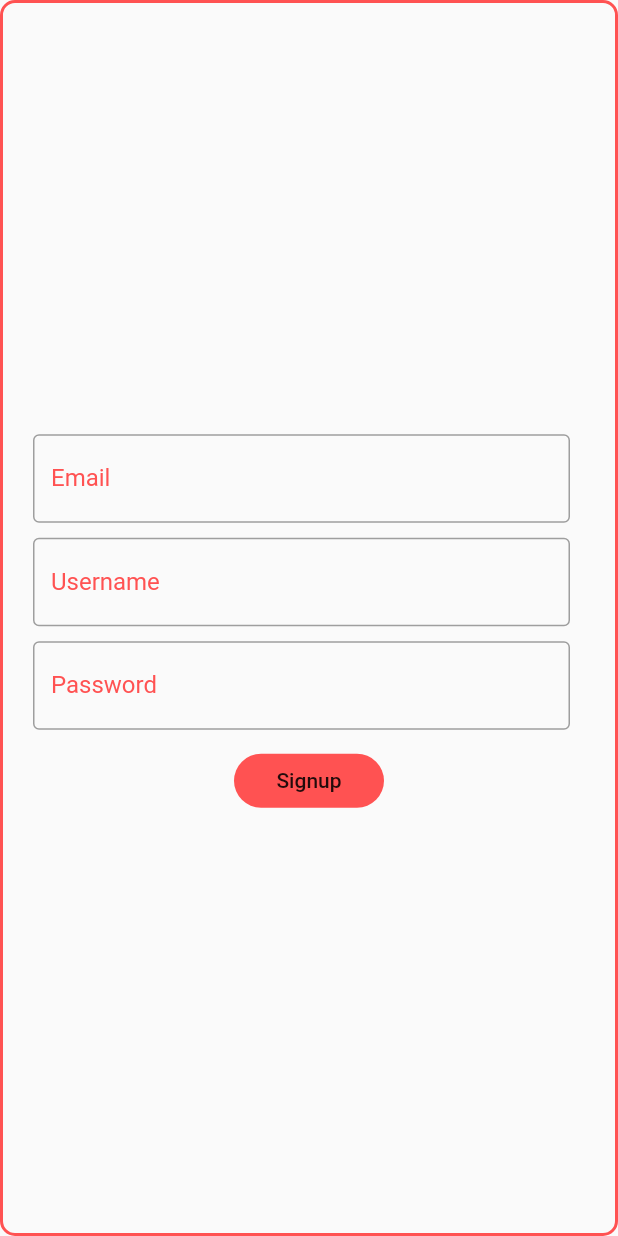
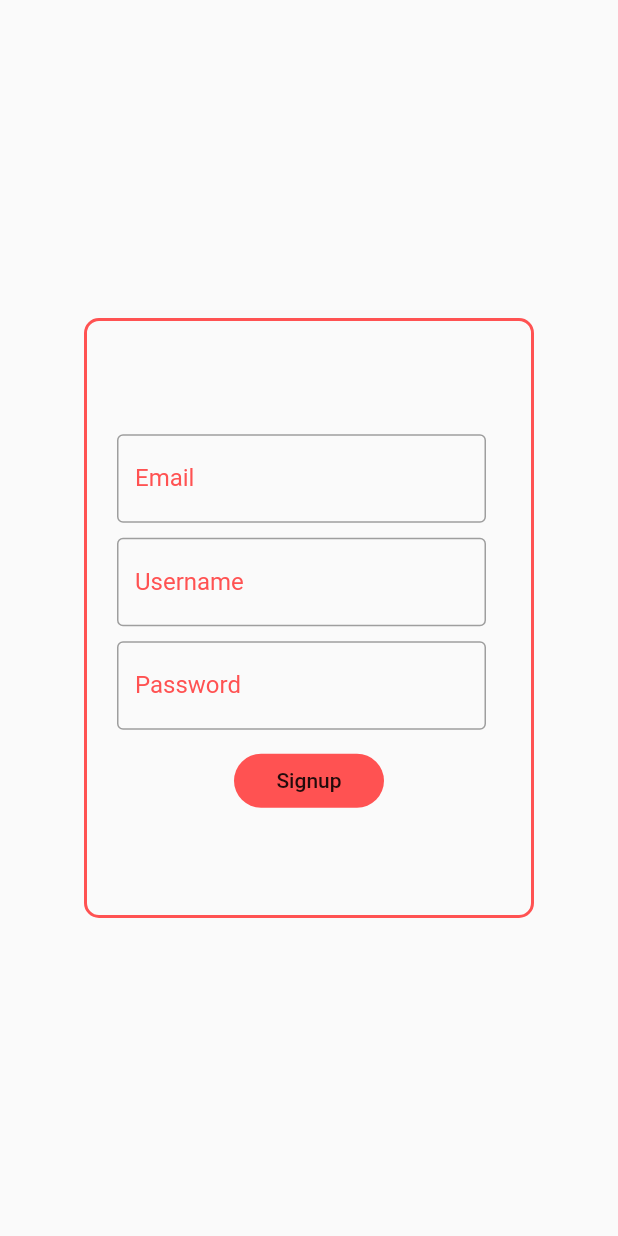
Before and after one commit to Descendents-Of-SkyWalker/FlutterProjects, a Flutter app: the Containment2 widget shown alone on an empty page, opened directly, on a phone screen of 412 x 824 dp. Run offline on Flutter 3.47's test engine with Material 2 defaults, Android fonts, the phone set to English and light mode, and no system bars.

```diff
--- a/chat_app/lib/widgets/login_signup_container.dart
+++ b/chat_app/lib/widgets/login_signup_container.dart
@@ -9,7 +9,11 @@ class Containment extends StatefulWidget {
 class _ContainmentState extends State<Containment> {
   @override
   Widget build(BuildContext context) {
-    return Container(
+    return Align(
+      alignment: Alignment.center,
+      child: Container(
+        height: 350,
+        width: 300,
         decoration: BoxDecoration(
             borderRadius: BorderRadius.circular(10),
             border: Border.all(
@@ -39,6 +43,7 @@ class _ContainmentState extends State<Containment> {
               )
             ],
           ),
+      ),
     );
   }
 }
@@ -51,7 +56,11 @@ class Containment2 extends StatefulWidget {
 class _Containment2State extends State<Containment2> {
   @override
   Widget build(BuildContext context) {
-    return Container(
+    return Align(
+      alignment: Alignment.center,
+      child: Container(
+        height: 400,
+        width: 300,
         decoration: BoxDecoration(
           borderRadius: BorderRadius.circular(10),
           border: Border.all(
@@ -63,7 +72,7 @@ class _Containment2State extends State<Containment2> {
         child: Column(
           mainAxisAlignment: MainAxisAlignment.center,
           children: [
-          TextBox(value: "Email",flag: true),
+            TextBox(value: "Email",flag: false),
             TextBox(value: "Username",flag: false),
             TextBox(value: "Password",flag: true),
             SizedBox(height: 10,),
@@ -82,6 +91,7 @@ class _Containment2State extends State<Containment2> {
             )
           ],
         ),
+      ),
     );
   }
 }
```
Also changed, not shown: chat_app/lib/main.dart (+9 -1 lines), chat_app/lib/widgets/switch_button.dart (added, +55 -0 lines). Lines whose indentation alone changed are shown as unchanged.
